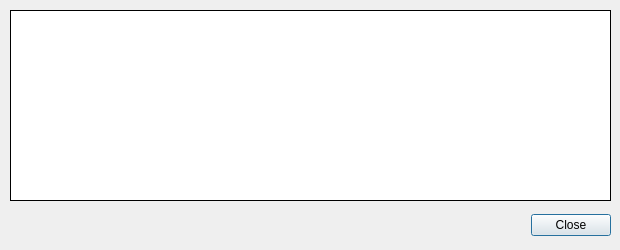
The window that src/qt/forms/transactiondescdialog.ui (WilliamXuu/InfiniteCoin) describes before a commit, drawn with Qt 5.
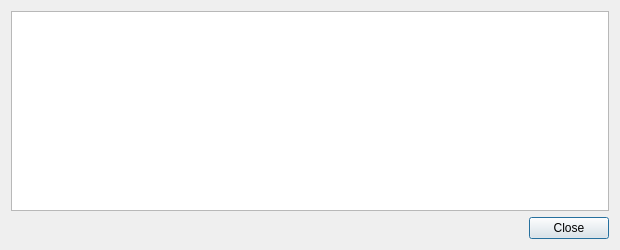
The same window after the commit.

The edit to the form file:
```diff
--- a/src/qt/forms/transactiondescdialog.ui
+++ b/src/qt/forms/transactiondescdialog.ui
@@ -10,159 +10,31 @@
     <height>250</height>
    </rect>
   </property>
-  <property name="minimumSize">
-   <size>
-    <width>620</width>
-    <height>250</height>
-   </size>
-  </property>
-  <property name="maximumSize">
-   <size>
-    <width>620</width>
-    <height>250</height>
-   </size>
-  </property>
   <property name="windowTitle">
    <string>Transaction details</string>
   </property>
-  <widget class="QDialogButtonBox" name="buttonBox">
-   <property name="geometry">
-    <rect>
-     <x>460</x>
-     <y>210</y>
-     <width>151</width>
-     <height>31</height>
-    </rect>
-   </property>
-   <property name="orientation">
-    <enum>Qt::Horizontal</enum>
-   </property>
-   <property name="standardButtons">
-    <set>QDialogButtonBox::Close</set>
-   </property>
-  </widget>
-  <widget class="QLabel" name="detailText">
-   <property name="geometry">
-    <rect>
-     <x>10</x>
-     <y>10</y>
-     <width>601</width>
-     <height>191</height>
-    </rect>
-   </property>
-   <property name="palette">
-    <palette>
-     <active>
-      <colorrole role="Button">
-       <brush brushstyle="SolidPattern">
-        <color alpha="255">
-         <red>255</red>
-         <green>255</green>
-         <blue>255</blue>
-        </color>
-       </brush>
-      </colorrole>
-      <colorrole role="Base">
-       <brush brushstyle="SolidPattern">
-        <color alpha="255">
-         <red>255</red>
-         <green>255</green>
-         <blue>255</blue>
-        </color>
-       </brush>
-      </colorrole>
-      <colorrole role="Window">
-       <brush brushstyle="SolidPattern">
-        <color alpha="255">
-         <red>255</red>
-         <green>255</green>
-         <blue>255</blue>
-        </color>
-       </brush>
-      </colorrole>
-     </active>
-     <inactive>
-      <colorrole role="Button">
-       <brush brushstyle="SolidPattern">
-        <color alpha="255">
-         <red>255</red>
-         <green>255</green>
-         <blue>255</blue>
-        </color>
-       </brush>
-      </colorrole>
-      <colorrole role="Base">
-       <brush brushstyle="SolidPattern">
-        <color alpha="255">
-         <red>255</red>
-         <green>255</green>
-         <blue>255</blue>
-        </color>
-       </brush>
-      </colorrole>
-      <colorrole role="Window">
-       <brush brushstyle="SolidPattern">
-        <color alpha="255">
-         <red>255</red>
-         <green>255</green>
-         <blue>255</blue>
-        </color>
-       </brush>
-      </colorrole>
-     </inactive>
-     <disabled>
-      <colorrole role="Button">
-       <brush brushstyle="SolidPattern">
-        <color alpha="255">
-         <red>255</red>
-         <green>255</green>
-         <blue>255</blue>
-        </color>
-       </brush>
-      </colorrole>
-      <colorrole role="Base">
-       <brush brushstyle="SolidPattern">
-        <color alpha="255">
-         <red>255</red>
-         <green>255</green>
-         <blue>255</blue>
-        </color>
-       </brush>
-      </colorrole>
-      <colorrole role="Window">
-       <brush brushstyle="SolidPattern">
-        <color alpha="255">
-         <red>255</red>
-         <green>255</green>
-         <blue>255</blue>
-        </color>
-       </brush>
-      </colorrole>
-     </disabled>
-    </palette>
-   </property>
-   <property name="autoFillBackground">
-    <bool>false</bool>
-   </property>
-   <property name="styleSheet">
-    <string notr="true">border-width: 1px;
-border-style: solid;
-border-color: rgb(0, 0, 0);
-background-color:rgb(255,255,255);</string>
-   </property>
-   <property name="text">
-    <string>&lt;html&gt;&lt;head/&gt;&lt;body&gt;&lt;p&gt;&lt;br/&gt;&lt;/p&gt;&lt;/body&gt;&lt;/html&gt;</string>
-   </property>
-   <property name="alignment">
-    <set>Qt::AlignLeading|Qt::AlignLeft|Qt::AlignTop</set>
-   </property>
-   <property name="margin">
-    <number>10</number>
-   </property>
-   <property name="textInteractionFlags">
-    <set>Qt::TextSelectableByKeyboard|Qt::TextSelectableByMouse</set>
-   </property>
-  </widget>
+  <layout class="QVBoxLayout" name="verticalLayout">
+   <item>
+    <widget class="QTextEdit" name="detailText">
+     <property name="toolTip">
+      <string>This pane shows a detailed description of the transaction</string>
+     </property>
+     <property name="readOnly">
+      <bool>true</bool>
+     </property>
+    </widget>
+   </item>
+   <item>
+    <widget class="QDialogButtonBox" name="buttonBox">
+     <property name="orientation">
+      <enum>Qt::Horizontal</enum>
+     </property>
+     <property name="standardButtons">
+      <set>QDialogButtonBox::Close</set>
+     </property>
+    </widget>
+   </item>
+  </layout>
  </widget>
  <resources/>
  <connections>
```
